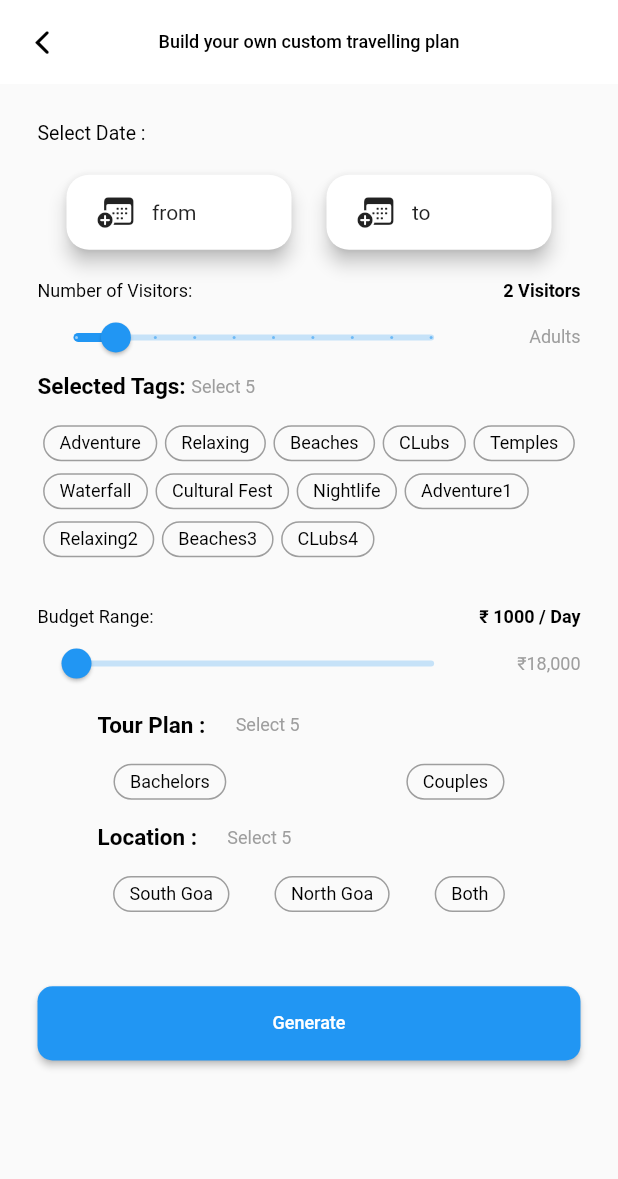
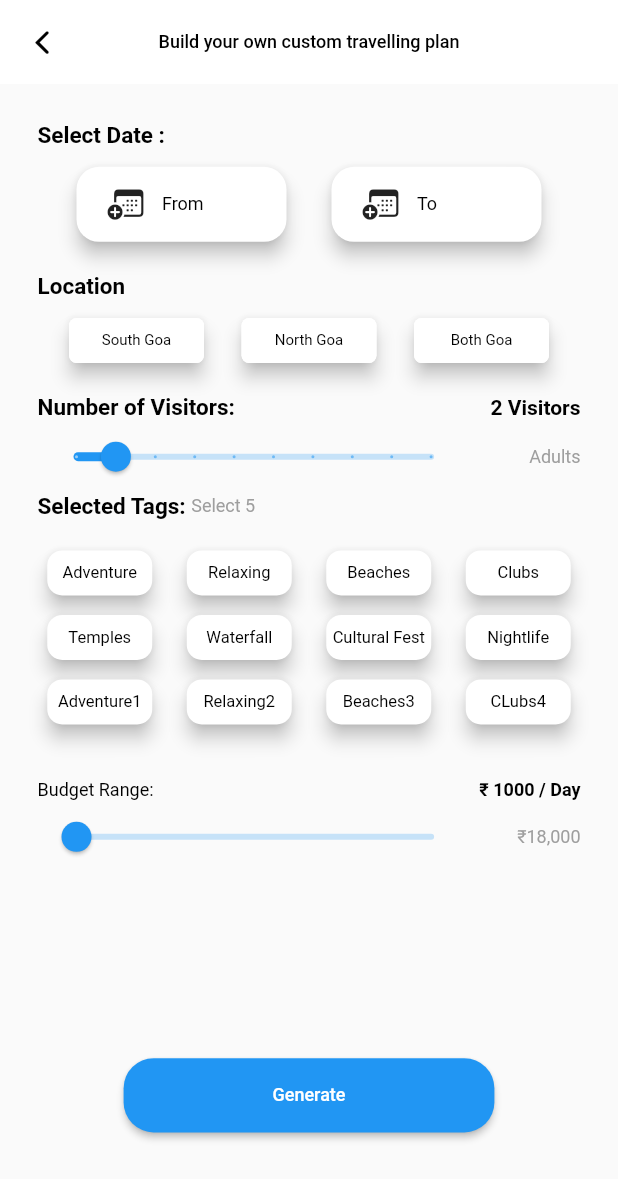
Before and after one commit to Abhinav0915/Goaviralnewz, a Flutter app: the CustomTravellingPlan screen opened directly, on a phone screen of 412 x 824 dp. Shown: the top 1179 px of the screen. Run offline on Flutter 3.47's test engine with Material 2 defaults, Android fonts, the light colour scheme and no system bars; our stand-ins replace animated_notch_bottom_bar, carousel_slider, dotted_border, firebase_auth, firebase_core, get and 2 more; missing offline and left inert: custom_date_range_picker; accounts and stored records are empty.

Commit message:
completed customtrip

```diff
--- a/lib/features/navigation/screens/CustomPlan.dart
+++ b/lib/features/navigation/screens/CustomPlan.dart
@@ -1,6 +1,8 @@
 import 'package:flutter/cupertino.dart';
 import 'package:flutter/material.dart';
 import '../../../size_config.dart';
+import 'package:custom_date_range_picker/custom_date_range_picker.dart'
+    as DateRangePicker;
 
 class CustomTravellingPlan extends StatefulWidget {
   const CustomTravellingPlan({Key? key});
@@ -14,11 +16,21 @@ class CustomTravellingPlan extends StatefulWidget {
 class _CustomTravellingPlanState extends State<CustomTravellingPlan> {
   double _visitorCount = 2;
   double _budgetRange = 1000;
+
+  String fromDateText = 'From';
+  String toDateText = 'To';
+
+  DateTimeRange _dateRange = DateTimeRange(
+    start: DateTime.now(),
+    // end: DateTime.now().add(const Duration(days: 7)),
+    end: DateTime.now(),
+  );
+
   List<String> tags = [
     'Adventure',
     'Relaxing',
     'Beaches',
-    'CLubs',
+    'Clubs',
     'Temples',
     'Waterfall',
     'Cultural Fest',
@@ -34,11 +46,53 @@ class _CustomTravellingPlanState extends State<CustomTravellingPlan> {
     'Couples',
   ];
   List<String> location = ['South Goa', 'North Goa', 'Both'];
+  List<String> selectedLocation = []; // New list for selected location
+
+  Future pickDateRange() async {
+    final screenHeight = MediaQuery.of(context).size.height;
+    final dialogHeight = screenHeight * 0.6;
+    final dialogTopOffset = screenHeight * 0.2;
+
+    final pickedRange = await showDateRangePicker(
+      context: context,
+      firstDate: DateTime(1900),
+      lastDate: DateTime(2100),
+      initialDateRange: _dateRange,
+      initialEntryMode: DatePickerEntryMode.calendar,
+      builder: (BuildContext context, Widget? child) {
+        return Theme(
+          data: ThemeData
+              .light(), // Customize the date picker dialog theme if needed
+          child: SizedBox(
+            height: dialogHeight,
+            child: Column(
+              children: [
+                SizedBox(height: dialogTopOffset),
+                child ?? const SingleChildScrollView(),
+              ],
+            ),
+          ),
+        );
+      },
+    );
+
+    if (pickedRange != null) {
+      setState(() {
+        _dateRange = pickedRange;
+        fromDateText =
+            '${pickedRange.start.day}/${pickedRange.start.month}/${pickedRange.start.year}';
+        toDateText =
+            '${pickedRange.end.day}/${pickedRange.end.month}/${pickedRange.end.year}';
+      });
+    }
+  }
+
   @override
   Widget build(BuildContext context) {
     SizeConfig().init(context);
     double width = SizeConfig.screenW!;
     double height = SizeConfig.screenH!;
+
     return Scaffold(
       appBar: AppBar(
         elevation: 0,
@@ -68,19 +122,22 @@ class _CustomTravellingPlanState extends State<CustomTravellingPlan> {
                 Text(
                   "Select Date :",
                   style: TextStyle(
-                    fontSize: 13,
+                    fontSize: 15,
                     color: Colors.black,
+                    fontWeight: FontWeight.bold,
                   ),
                 ),
               ],
             ),
             SizedBox(
-              height: height * 0.02,
+              height: height * 0.01,
             ),
             Row(
               mainAxisAlignment: MainAxisAlignment.spaceEvenly,
               children: [
-                Card(
+                GestureDetector(
+                  onTap: pickDateRange,
+                  child: Card(
                     elevation: 5,
                     shape: RoundedRectangleBorder(
                       borderRadius: BorderRadius.circular(15),
@@ -90,7 +147,7 @@ class _CustomTravellingPlanState extends State<CustomTravellingPlan> {
                         left: width * 0.05,
                         right: width * 0.05,
                       ),
-                    width: 150,
+                      width: 140,
                       height: 50,
                       decoration: BoxDecoration(
                         borderRadius: BorderRadius.circular(10),
@@ -101,12 +158,21 @@ class _CustomTravellingPlanState extends State<CustomTravellingPlan> {
                           SizedBox(
                             width: width * 0.03,
                           ),
-                        const Text("from"),
+                          Text(
+                            fromDateText,
+                            style: TextStyle(
+                              fontSize: 12,
+                              color: Colors.black,
+                            ),
+                          ),
                         ],
                       ),
                     ),
                   ),
-                Card(
+                ),
+                GestureDetector(
+                  onTap: pickDateRange,
+                  child: Card(
                     elevation: 5,
                     shape: RoundedRectangleBorder(
                       borderRadius: BorderRadius.circular(15),
@@ -116,7 +182,7 @@ class _CustomTravellingPlanState extends State<CustomTravellingPlan> {
                         left: width * 0.05,
                         right: width * 0.05,
                       ),
-                    width: 150,
+                      width: 140,
                       height: 50,
                       decoration: BoxDecoration(
                         borderRadius: BorderRadius.circular(10),
@@ -127,10 +193,154 @@ class _CustomTravellingPlanState extends State<CustomTravellingPlan> {
                           SizedBox(
                             width: width * 0.03,
                           ),
-                        const Text("to"),
+                          Text(
+                            toDateText,
+                            style: TextStyle(
+                              fontSize: 12,
+                              color: Colors.black,
+                            ),
+                          ),
                         ],
                       ),
                     ),
+                  ),
+                ),
+              ],
+            ),
+            SizedBox(
+              height: height * 0.02,
+            ),
+            const Row(
+              children: [
+                Text(
+                  "Location",
+                  style: TextStyle(
+                    fontSize: 15,
+                    color: Colors.black,
+                    fontWeight: FontWeight.bold,
+                  ),
+                ),
+              ],
+            ),
+            SizedBox(
+              height: height * 0.01,
+            ),
+            Row(
+              mainAxisAlignment: MainAxisAlignment.spaceEvenly,
+              children: [
+                Row(
+                  children: [
+                    Card(
+                      elevation: 5,
+                      shape: RoundedRectangleBorder(
+                        borderRadius: BorderRadius.circular(5),
+                      ),
+                      child: InkWell(
+                        onTap: () {
+                          setState(() {
+                            selectedLocation = ['South Goa'];
+                          });
+                        },
+                        child: Container(
+                          width: 90,
+                          height: 30,
+                          decoration: BoxDecoration(
+                            borderRadius: BorderRadius.circular(5),
+                            color: selectedLocation.contains('South Goa')
+                                ? Colors.blue
+                                : Colors.white,
+                          ),
+                          child: Center(
+                            child: Text(
+                              "South Goa",
+                              style: TextStyle(
+                                fontSize: 10,
+                                color: selectedLocation.contains('South Goa')
+                                    ? Colors.white
+                                    : Colors.black,
+                              ),
+                            ),
+                          ),
+                        ),
+                      ),
+                    ),
+                  ],
+                ),
+                Row(
+                  children: [
+                    Card(
+                      elevation: 5,
+                      shape: RoundedRectangleBorder(
+                        borderRadius: BorderRadius.circular(5),
+                      ),
+                      child: InkWell(
+                        onTap: () {
+                          setState(() {
+                            selectedLocation = ['North Goa'];
+                          });
+                        },
+                        child: Container(
+                          width: 90,
+                          height: 30,
+                          decoration: BoxDecoration(
+                            borderRadius: BorderRadius.circular(5),
+                            color: selectedLocation.contains('North Goa')
+                                ? Colors.blue
+                                : Colors.white,
+                          ),
+                          child: Center(
+                            child: Text(
+                              "North Goa",
+                              style: TextStyle(
+                                fontSize: 10,
+                                color: selectedLocation.contains('North Goa')
+                                    ? Colors.white
+                                    : Colors.black,
+                              ),
+                            ),
+                          ),
+                        ),
+                      ),
+                    ),
+                  ],
+                ),
+                Row(
+                  children: [
+                    Card(
+                      elevation: 5,
+                      shape: RoundedRectangleBorder(
+                        borderRadius: BorderRadius.circular(5),
+                      ),
+                      child: InkWell(
+                        onTap: () {
+                          setState(() {
+                            selectedLocation = ['Both'];
+                          });
+                        },
+                        child: Container(
+                          width: 90,
+                          height: 30,
+                          decoration: BoxDecoration(
+                            borderRadius: BorderRadius.circular(5),
+                            color: selectedLocation.contains('Both')
+                                ? Colors.blue
+                                : Colors.white,
+                          ),
+                          child: Center(
+                            child: Text(
+                              "Both Goa",
+                              style: TextStyle(
+                                fontSize: 10,
+                                color: selectedLocation.contains('Both')
+                                    ? Colors.white
+                                    : Colors.black,
+                              ),
+                            ),
+                          ),
+                        ),
+                      ),
+                    ),
+                  ],
                 ),
               ],
             ),
@@ -142,12 +352,16 @@ class _CustomTravellingPlanState extends State<CustomTravellingPlan> {
               children: [
                 const Text(
                   "Number of Visitors:",
-                  style: TextStyle(fontSize: 12, color: Colors.black),
+                  style: TextStyle(
+                    fontSize: 15,
+                    color: Colors.black,
+                    fontWeight: FontWeight.bold,
+                  ),
                 ),
                 Text(
                   "${_visitorCount.toInt()} Visitors",
                   style: const TextStyle(
-                    fontSize: 12,
+                    fontSize: 14,
                     color: Colors.black,
                     fontWeight: FontWeight.bold,
                   ),
@@ -186,7 +400,7 @@ class _CustomTravellingPlanState extends State<CustomTravellingPlan> {
             ),
             Column(
               children: [
-                Row(
+                const Row(
                   children: [
                     Text("Selected Tags: ",
                         style: TextStyle(
@@ -204,46 +418,54 @@ class _CustomTravellingPlanState extends State<CustomTravellingPlan> {
                   height: height * 0.02,
                 ),
                 Wrap(
-                  spacing: 5,
-                  runSpacing: 8,
+                  spacing: 15,
+                  runSpacing: 5,
                   children: tags.map((tag) {
-                    bool isSelected = selectedTags
-                        .contains(tag); // Check if the tag is selected
+                    bool isSelected = selectedTags.contains(tag);
 
                     return GestureDetector(
                       onTap: () {
                         setState(() {
                           if (isSelected) {
-                            selectedTags.remove(
-                                tag); // Remove the tag if already selected
+                            selectedTags.remove(tag);
                           } else {
-                            selectedTags
-                                .add(tag); // Add the tag if not selected
+                            if (selectedTags.length < 5) {
+                              selectedTags.add(tag);
+                            }
                           }
                         });
                       },
                       child: Container(
-                        padding:
-                            EdgeInsets.symmetric(horizontal: 10, vertical: 4),
+                        child: Column(
+                          children: [
+                            Card(
+                              elevation: 5,
+                              shape: RoundedRectangleBorder(
+                                borderRadius: BorderRadius.circular(10),
+                              ),
+                              child: Container(
+                                width: 70,
+                                height: 30,
                                 decoration: BoxDecoration(
-                          borderRadius: BorderRadius.circular(20),
+                                  borderRadius: BorderRadius.circular(10),
                                   color: isSelected
                                       ? Colors.blue
-                              : Colors
-                                  .transparent, // Set the background color based on the selection
-                          border: Border.all(
-                            color: Colors.grey,
+                                      : Colors.transparent,
                                 ),
-                        ),
+                                child: Center(
                                   child: Text(
                                     tag,
                                     style: TextStyle(
-                            fontSize: 12,
+                                      fontSize: 11,
                                       color: isSelected
                                           ? Colors.white
-                                : Colors
-                                    .black, // Set the text color based on the selection
+                                          : Colors.black,
                                     ),
+                                  ),
+                                ),
+                              ),
+                            ),
+                          ],
                         ),
                       ),
                     );
@@ -302,165 +524,25 @@ class _CustomTravellingPlanState extends State<CustomTravellingPlan> {
               ],
             ),
             SizedBox(
-              height: height * 0.01,
-            ),
-            Padding(
-              padding: const EdgeInsets.only(left: 40.0, right: 10),
-              child: Row(
-                children: [
-                  Text("Tour Plan : ",
-                      style: TextStyle(
-                        fontSize: 15,
-                        color: Colors.black,
-                        fontWeight: FontWeight.bold,
-                      )),
-                  SizedBox(
-                    width: width * 0.04,
-                  ),
-                  Text(
-                    "Select 5",
-                    style: TextStyle(color: Colors.grey, fontSize: 12),
-                  ),
-                ],
-              ),
-            ),
-            SizedBox(
-              height: height * 0.02,
-            ),
-            Wrap(
-              spacing: 120,
-              runSpacing: 8,
-              children: tourPlan.map((tag) {
-                bool isSelected =
-                    selectedTags.contains(tag); // Check if the tag is selected
-
-                return GestureDetector(
-                  onTap: () {
-                    setState(() {
-                      if (isSelected) {
-                        selectedTags
-                            .remove(tag); // Remove the tag if already selected
-                      } else {
-                        selectedTags.add(tag); // Add the tag if not selected
-                      }
-                    });
-                  },
-                  child: Container(
-                    padding: EdgeInsets.symmetric(horizontal: 10, vertical: 4),
-                    decoration: BoxDecoration(
-                      borderRadius: BorderRadius.circular(20),
-                      color: isSelected
-                          ? Colors.blue
-                          : Colors
-                              .transparent, // Set the background color based on the selection
-                      border: Border.all(
-                        color: Colors.grey,
-                      ),
-                    ),
-                    child: Text(
-                      tag,
-                      style: TextStyle(
-                        fontSize: 12,
-                        color: isSelected
-                            ? Colors.white
-                            : Colors
-                                .black, // Set the text color based on the selection
-                      ),
-                    ),
-                  ),
-                );
-              }).toList(),
-            ),
-            SizedBox(
-              height: height * 0.02,
-            ),
-            Padding(
-              padding: const EdgeInsets.only(left: 40.0, right: 10),
-              child: Row(
-                children: [
-                  Text("Location : ",
-                      style: TextStyle(
-                        fontSize: 15,
-                        color: Colors.black,
-                        fontWeight: FontWeight.bold,
-                      )),
-                  SizedBox(
-                    width: width * 0.04,
-                  ),
-                  Text(
-                    "Select 5",
-                    style: TextStyle(color: Colors.grey, fontSize: 12),
-                  ),
-                ],
-              ),
-            ),
-            SizedBox(
-              height: height * 0.02,
-            ),
-            Wrap(
-              spacing: 30,
-              runSpacing: 8,
-              children: location.map((tag) {
-                bool isSelected =
-                    selectedTags.contains(tag); // Check if the tag is selected
-
-                return GestureDetector(
-                  onTap: () {
-                    setState(() {
-                      if (isSelected) {
-                        selectedTags
-                            .remove(tag); // Remove the tag if already selected
-                      } else {
-                        selectedTags.add(tag); // Add the tag if not selected
-                      }
-                    });
-                  },
-                  child: Container(
-                    padding: EdgeInsets.symmetric(horizontal: 10, vertical: 4),
-                    decoration: BoxDecoration(
-                      borderRadius: BorderRadius.circular(20),
-                      color: isSelected
-                          ? Colors.blue
-                          : Colors
-                              .transparent, // Set the background color based on the selection
-                      border: Border.all(
-                        color: Colors.grey,
-                      ),
-                    ),
-                    child: Text(
-                      tag,
-                      style: TextStyle(
-                        fontSize: 12,
-                        color: isSelected
-                            ? Colors.white
-                            : Colors
-                                .black, // Set the text color based on the selection
-                      ),
-                    ),
-                  ),
-                );
-              }).toList(),
-            ),
-            SizedBox(
-              height: height * 0.06,
+              height: height * 0.15,
             ),
             Container(
-              width: width * 0.9,
+              width: width * 0.6,
               height: height * 0.06,
               margin: const EdgeInsets.only(bottom: 20),
               child: ElevatedButton(
                 onPressed: () {},
+                style: ElevatedButton.styleFrom(
+                  backgroundColor: Colors.blue,
+                  shape: RoundedRectangleBorder(
+                    borderRadius: BorderRadius.circular(20),
+                  ),
+                ),
                 child: const Text(
                   "Generate",
                   style: TextStyle(
                     fontSize: 12,
                     color: Colors.white,
-                  ),
-                ),
-                style: ElevatedButton.styleFrom(
-                  backgroundColor: Colors.blue,
-                  shape: RoundedRectangleBorder(
-                    borderRadius: BorderRadius.circular(10),
                   ),
                 ),
               ),
--- a/pubspec.yaml
+++ b/pubspec.yaml
@@ -51,6 +51,7 @@ dependencies:
   animated_notch_bottom_bar: ^1.0.0
   google_fonts: ^5.1.0
   flutter_svg: ^2.0.7
+  custom_date_range_picker: ^1.0.10
 
 
 
```
Also changed, not shown: pubspec.lock. Lines whose indentation alone changed are shown as unchanged.
